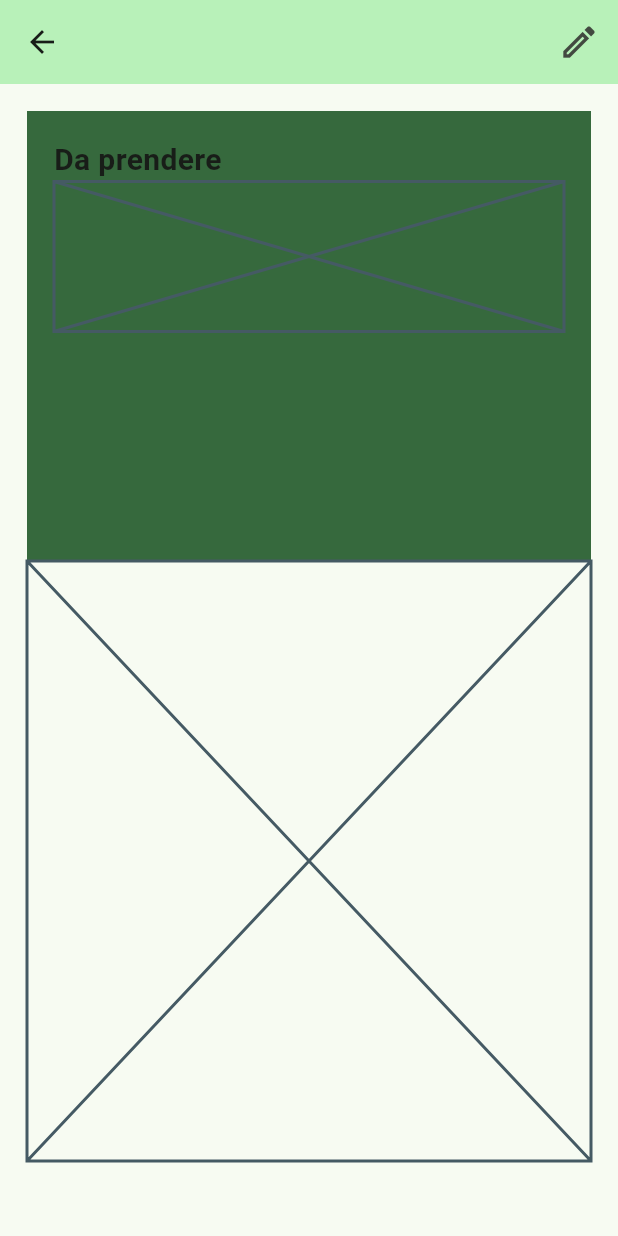
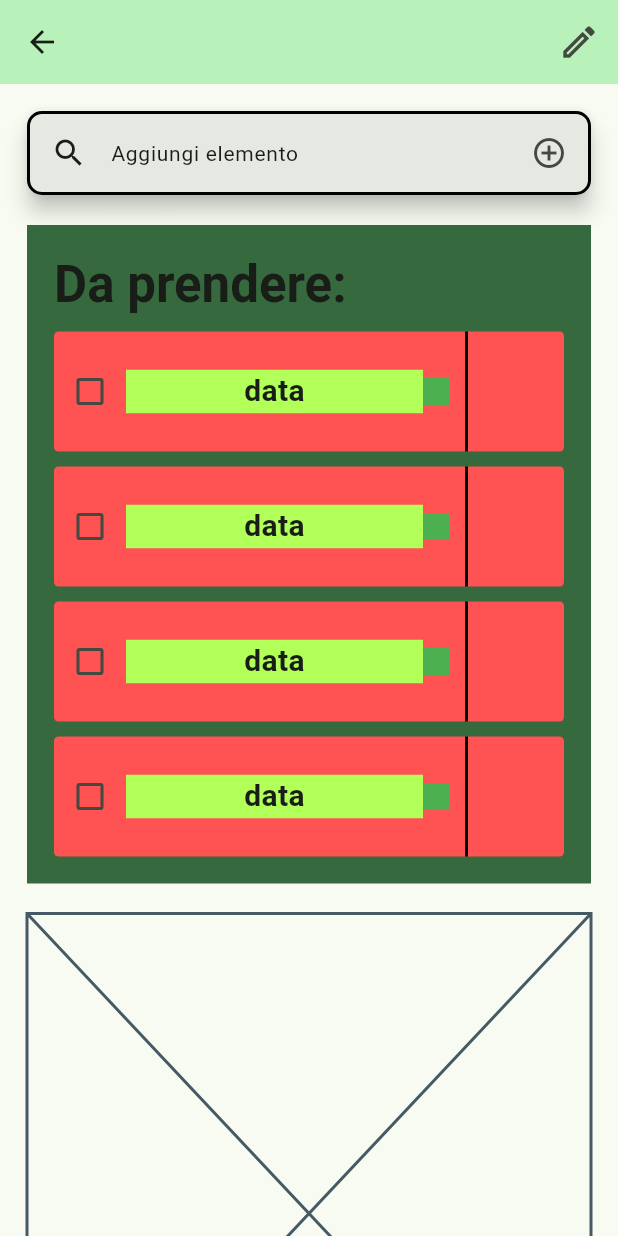
Before and after one commit to E-d-o/FoodPlan, a Flutter app: the SingleListPage screen opened directly, on a phone screen of 412 x 824 dp. Run offline on Flutter 3.47's test engine with Material 3 defaults, Android fonts, the light colour scheme and no system bars.

Commit message:
Added List Item Ui and searchbar

```diff
--- /dev/null
+++ b/lib/components/custom_search_bar.dart
@@ -0,0 +1,44 @@
+import 'package:flutter/material.dart';
+
+class CustomSearchBar extends StatefulWidget {
+  const CustomSearchBar({super.key});
+
+  @override
+  State<CustomSearchBar> createState() => _CustomSearchBarState();
+}
+
+class _CustomSearchBarState extends State<CustomSearchBar> {
+  final _searchFocusNode = FocusNode();
+
+  @override
+  void dispose() {
+    _searchFocusNode.dispose();
+    super.dispose();
+  }
+
+  @override
+  Widget build(BuildContext context) {
+    return SearchBar(
+      focusNode: _searchFocusNode,
+      leading: Icon(Icons.search),
+      trailing: <Widget>[Icon(Icons.add_circle_outline)],
+      padding: WidgetStatePropertyAll(EdgeInsets.symmetric(horizontal: 16)),
+      hintText: "Aggiungi elemento",
+      shape: WidgetStateProperty.all(
+        RoundedRectangleBorder(
+          borderRadius: BorderRadiusGeometry.circular(10.0),
+        ),
+      ),
+      side: WidgetStateProperty.all(
+        BorderSide(color: Colors.black, width: 2.0),
+      ),
+      hintStyle: WidgetStateProperty.all(
+        Theme.of(context).textTheme.labelMedium,
+      ),
+
+      onTapOutside: (event) {
+        _searchFocusNode.unfocus();
+      },
+    );
+  }
+}
--- /dev/null
+++ b/lib/components/list_item.dart
@@ -0,0 +1,78 @@
+import 'package:flutter/material.dart';
+
+class ListItem extends StatelessWidget {
+  const ListItem({super.key});
+
+  @override
+  Widget build(BuildContext context) {
+    return Material(
+      color: Colors.redAccent,
+      borderRadius: BorderRadius.circular(3.0),
+
+      child: InkResponse(
+        splashColor: Theme.of(context).splashColor,
+
+        highlightShape: BoxShape.rectangle,
+        borderRadius: BorderRadius.circular(3.0),
+        containedInkWell: true,
+        onTap: () {
+          print("Tapped listItem");
+        },
+        child: mainStructure(context),
+      ),
+    );
+  }
+
+  SizedBox mainStructure(BuildContext context) {
+    return SizedBox(
+      height: 80,
+      width: double.infinity,
+      child: Row(spacing: 10, children: [LeftItemPart(), RightItemPart()]),
+    );
+  }
+}
+
+class LeftItemPart extends StatelessWidget {
+  const LeftItemPart({super.key});
+
+  @override
+  Widget build(BuildContext context) {
+    return Expanded(
+      flex: 4,
+      child: Container(
+        height: double.infinity,
+        child: Row(
+          mainAxisAlignment: MainAxisAlignment.start,
+          children: [
+            Checkbox(value: false, onChanged: (value) {}),
+            Expanded(
+              flex: 2,
+              child: Container(
+                color: Colors.lightGreenAccent,
+                child: Text("data", textAlign: TextAlign.center),
+              ),
+            ),
+            Container(height: 18, width: 18, color: Colors.green),
+          ],
+        ),
+      ),
+    );
+  }
+}
+
+class RightItemPart extends StatelessWidget {
+  const RightItemPart({super.key});
+
+  @override
+  Widget build(BuildContext context) {
+    return Expanded(
+      child: Container(
+        decoration: BoxDecoration(
+          border: BoxBorder.fromLTRB(
+            left: BorderSide(color: Colors.black, width: 2.0),
+          ),
+        ),
+      ),
+    );
+  }
+}
--- a/lib/components/mainlist.dart
+++ b/lib/components/mainlist.dart
@@ -2,8 +2,9 @@ import 'package:flutter/material.dart';
 import 'package:foodplan/single_list_page.dart';
 
 class MainList extends StatefulWidget {
-  const MainList({super.key, required this.title});
+  MainList({super.key, required this.title});
   final String title;
+  final SingleListPage myPage = SingleListPage();
   @override
   State<MainList> createState() => _MainListState();
 }
@@ -17,7 +18,7 @@ class _MainListState extends State<MainList> {
 
       child: InkResponse(
         //makes the ink splash bound to the cointainer which is a rectangle with circular radius 10.0
-        splashColor: Colors.teal,
+        splashColor: Theme.of(context).splashColor,
 
         highlightShape: BoxShape.rectangle,
         borderRadius: BorderRadius.circular(10.0),
@@ -28,22 +29,28 @@ class _MainListState extends State<MainList> {
             context,
             MaterialPageRoute(
               builder: (context) {
-                return SingleListPage();
+                return widget.myPage;
               },
             ),
           );
         },
 
-        child: SizedBox(
+        child: mainStructure(context),
+      ),
+    );
+  }
+
+  SizedBox mainStructure(BuildContext context) {
+    return SizedBox(
       height: 100,
       width: double.infinity,
 
       child: Column(
         mainAxisAlignment: MainAxisAlignment.start,
-            spacing: 4,
+        spacing: 0,
         children: [
           Container(
-                padding: EdgeInsets.only(top: 12),
+            padding: EdgeInsets.only(top: 10),
             child: Row(
               mainAxisAlignment: MainAxisAlignment.end,
               children: [
@@ -86,8 +93,6 @@ class _MainListState extends State<MainList> {
           ),
         ],
       ),
-        ),
-      ),
     );
   }
 }
--- a/lib/main.dart
+++ b/lib/main.dart
@@ -21,7 +21,10 @@ class MyApp extends StatelessWidget {
         textTheme: TextTheme(
           bodyMedium: TextStyle(fontSize: 20, fontWeight: FontWeight.w600),
           titleMedium: TextStyle(fontSize: 30, fontWeight: FontWeight.bold),
+          titleLarge: TextStyle(fontSize: 34, fontWeight: FontWeight.bold),
+          labelMedium: TextStyle(fontSize: 14, fontWeight: FontWeight.w400),
         ),
+        splashColor: Colors.amber,
         colorScheme: ColorScheme.fromSeed(
           seedColor: const Color.fromRGBO(43, 140, 67, 1),
           brightness: Brightness.light,
--- a/lib/single_list_page.dart
+++ b/lib/single_list_page.dart
@@ -1,4 +1,6 @@
 import 'package:flutter/material.dart';
+import 'package:foodplan/components/custom_search_bar.dart';
+import 'package:foodplan/components/list_item.dart';
 
 class SingleListPage extends StatefulWidget {
   const SingleListPage({super.key});
@@ -28,26 +30,40 @@ class BodyContent extends StatelessWidget {
   Widget build(BuildContext context) {
     return SingleChildScrollView(
       padding: EdgeInsets.all(18),
-      child: Column(children: [_NeededItems(), _AtHomeItems()]),
+      child: Column(
+        spacing: 20,
+        children: [CustomSearchBar(), _NeededItems(), _AtHomeItems()],
+      ),
     );
   }
 }
 
 class _NeededItems extends StatelessWidget {
+  final List<ListItem> itemsList = [
+    ListItem(),
+    ListItem(),
+    ListItem(),
+    ListItem(),
+  ];
   @override
   Widget build(BuildContext context) {
     return Container(
-      height: 300,
       padding: EdgeInsets.all(18),
       width: double.infinity,
       color: Theme.of(context).primaryColor,
       child: Column(
+        spacing: 10,
         children: [
           Row(
             mainAxisAlignment: MainAxisAlignment.start,
-            children: [Text("Da prendere")],
+            children: [
+              Text(
+                "Da prendere:",
+                style: Theme.of(context).textTheme.titleLarge,
+              ),
+            ],
           ),
-          Placeholder(fallbackHeight: 100, fallbackWidth: double.infinity),
+          ...itemsList,
         ],
       ),
     );
```
Lines whose indentation alone changed are shown as unchanged.
